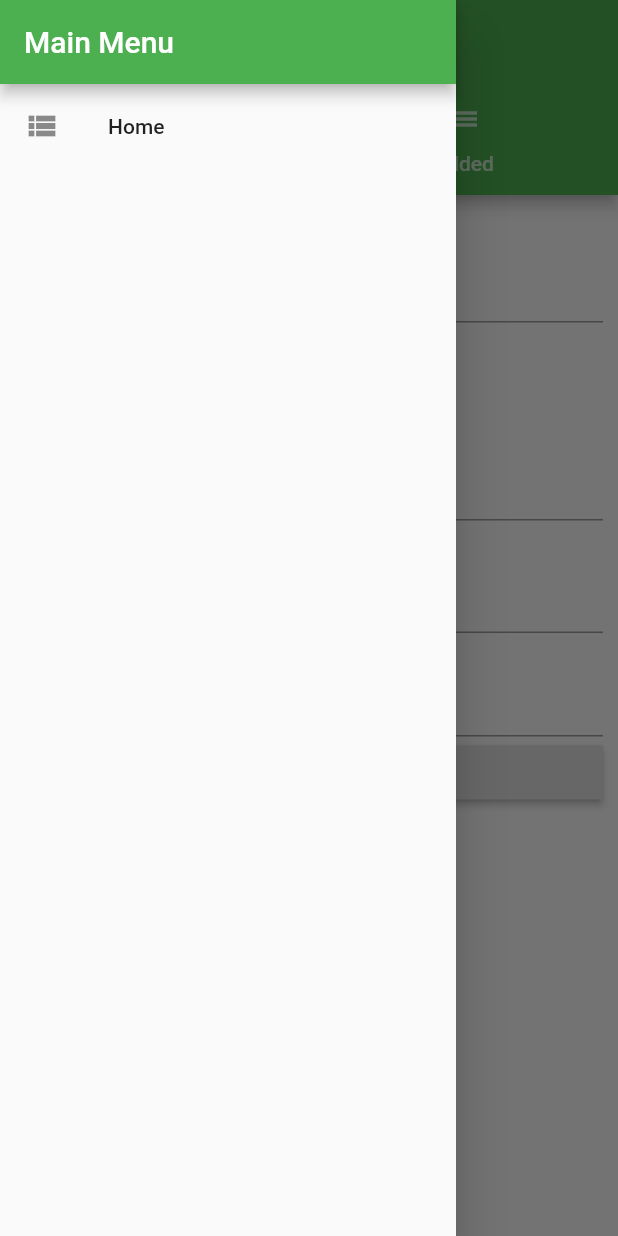
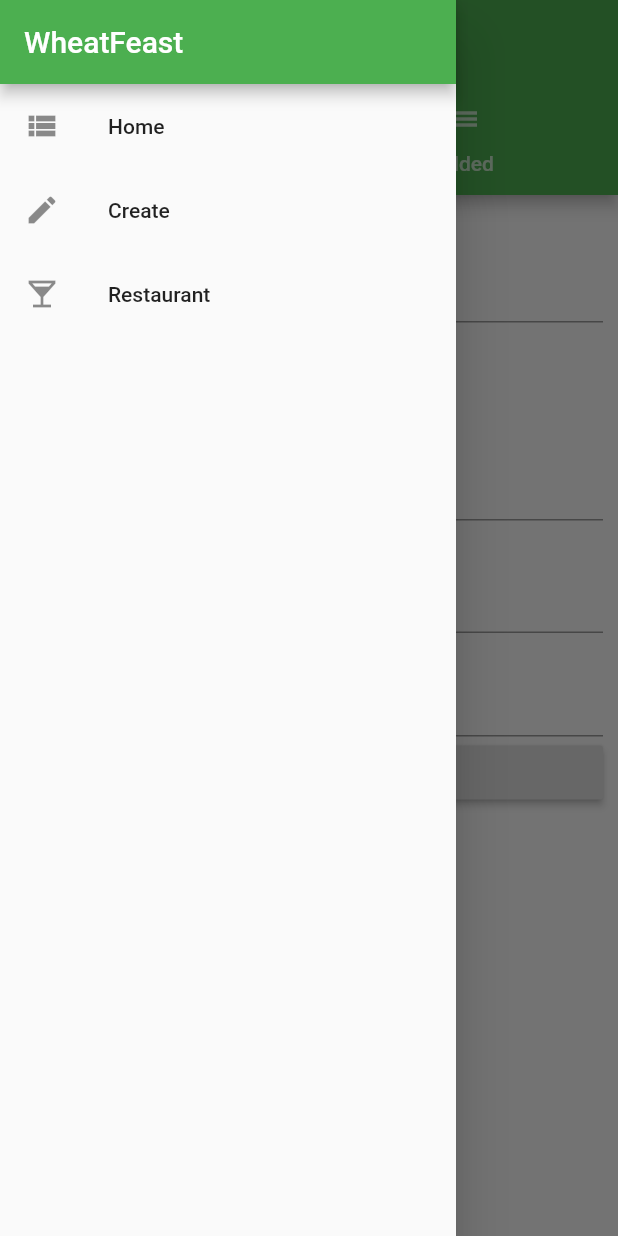
Before and after one commit to Sigkar/First_Flutter_Application, a Flutter app: the ProductAdminPage screen opened by its route, with the side drawer open, on a phone screen of 412 x 824 dp. Run offline on Flutter 3.47's test engine with Material 2 defaults, Android fonts, the phone set to English and light mode, and no system bars.

Commit message:
Added the restaurant pages. Just need to make it so you can create dummy restaurants, or at least set up a generic one to do some stuff to before I set up firebase for this

```diff
--- /dev/null
+++ b/lib/customwidgets/navdrawer.dart
@@ -0,0 +1,37 @@
+import 'package:flutter/material.dart';
+class NavDrawer extends StatelessWidget {
+  @override
+  Widget build(BuildContext context) {
+    return Drawer(
+        child: Column(
+          children: <Widget>[
+            AppBar(
+              automaticallyImplyLeading: false,
+              title: Text("WheatFeast"),
+            ),
+            ListTile(
+              leading: Icon(Icons.view_list),
+              title: Text("Home"),
+              onTap: () {
+                Navigator.pushReplacementNamed(context, "/discovery");
+              },
+            ),
+            ListTile(
+              leading: Icon(Icons.create),
+              title: Text("Create"),
+              onTap: () {
+                Navigator.pushReplacementNamed(context, '/productadmin');
+              },
+            ),
+            ListTile(
+              leading: Icon(Icons.local_bar),
+              title: Text("Restaurant"),
+              onTap: () {
+                Navigator.pushReplacementNamed(context, '/restaurant');
+              },
+            ),
+          ],
+        ),
+      );
+  }
+}
--- a/lib/main.dart
+++ b/lib/main.dart
@@ -6,7 +6,7 @@ import 'package:initial_flutter_project/pages/auth.dart';
 import 'package:initial_flutter_project/pages/products_admin.dart';
 import 'package:initial_flutter_project/pages/discovery.dart';
 import 'package:initial_flutter_project/pages/product.dart';
-
+import 'package:initial_flutter_project/pages/restaurant.dart';
 void main() {
   //debugPaintSizeEnabled= true;
   runApp(CreateWidget());
@@ -46,6 +46,7 @@ class _CreateWidgetState extends State<CreateWidget> {
               AuthPage(),
           '/discovery': (BuildContext context) => DiscoveryPage(_products),
           '/productadmin': (BuildContext context) => ProductAdminPage(_addProduct, _deleteProduct),
+          '/restaurant': (BuildContext context) => Restaurant(),
         },
         onGenerateRoute: (RouteSettings settings) {
           final List<String> pathElements = settings.name.split('/');
--- a/lib/pages/products_admin.dart
+++ b/lib/pages/products_admin.dart
@@ -2,6 +2,7 @@ import 'package:flutter/material.dart';
 
 import 'package:initial_flutter_project/products/product_create.dart';
 import 'package:initial_flutter_project/products/product_list.dart';
+import 'package:initial_flutter_project/customwidgets/navdrawer.dart';
 
 class ProductAdminPage extends StatelessWidget {
   final Function deleteProduct;
@@ -12,23 +13,7 @@ class ProductAdminPage extends StatelessWidget {
     return DefaultTabController(
       length: 2,
       child: Scaffold(
-        drawer: Drawer(
-          child: Column(
-            children: <Widget>[
-              AppBar(
-                automaticallyImplyLeading: false,
-                title: Text("Main Menu"),
-              ),
-              ListTile(
-                leading: Icon(Icons.view_list),
-                title: Text("Home"),
-                onTap: () {
-                  Navigator.pushReplacementNamed(context, "/discovery");
-                },
-              ),
-            ],
-          ),
-        ),
+        drawer: NavDrawer(),
         appBar: AppBar(
           title: Text("Beer Maker"),
           bottom: TabBar(
--- a/lib/products/product_create.dart
+++ b/lib/products/product_create.dart
@@ -51,7 +51,7 @@ class _ProductCreatePageState extends State<ProductCreatePage> {
           TextField(
             keyboardType: TextInputType.number,
             decoration: InputDecoration(
-              labelText: 'Price Input',
+              labelText: 'Rating',
             ),
             onChanged: (String price) {
               setState(() {
@@ -63,7 +63,6 @@ class _ProductCreatePageState extends State<ProductCreatePage> {
             height: 10.0
           ),
           TextField(
-            keyboardType: TextInputType.number,
             decoration: InputDecoration(
               labelText: 'Link to Image',
             ),
```
Also changed, not shown: lib/pages/discovery.dart (+2 -17 lines), lib/pages/restaurant.dart (added, +39 -0 lines), lib/pages/restaurant_info.dart (added, +12 -0 lines), lib/pages/restaurant_menu.dart (added, +12 -0 lines).
